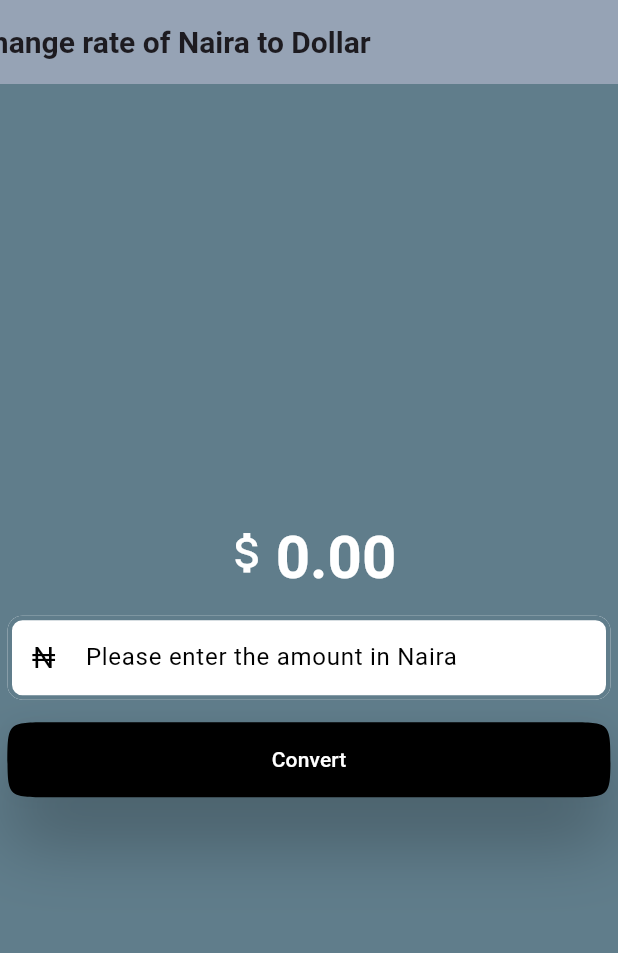
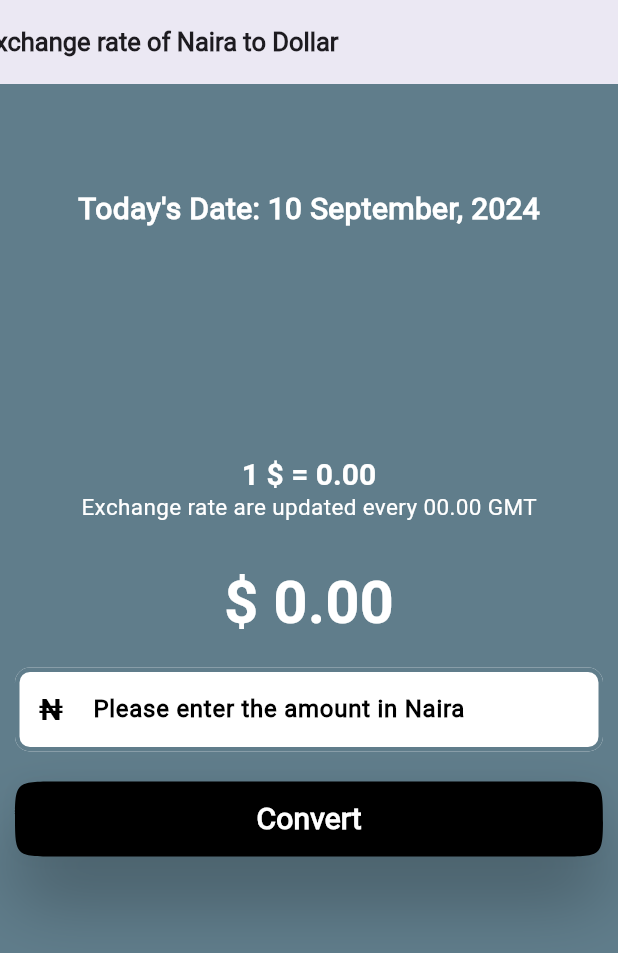
Before and after one commit to Fnboy100/Currency_Converter_App, a Flutter app: the screen it shows after launch, after a tap on "Convert", on a phone screen of 412 x 824 dp. Shown: the top 953 px of the screen. Run offline on Flutter 3.47's test engine with Material 3 defaults, Android fonts, the phone set to English and light mode, and no system bars; our stand-ins replace flutter_secure_storage, logger; network calls fail; Roboto replaces fonts that are missing (RalewayVariable).

```diff
--- a/main_file/analysis_options.yaml
+++ b/main_file/analysis_options.yaml
@@ -7,7 +7,7 @@
 
 # The following line activates a set of recommended lints for Flutter apps,
 # packages, and plugins designed to encourage good coding practices.
-include: package:flutter_lints/flutter.yaml
+#include: package:flutter_lints/flutter.yaml
 
 linter:
   # The lint rules applied to this project can be customized in the
--- a/main_file/lib/MaterialPage/UtilityMaterialPage/moving_text.dart
+++ b/main_file/lib/MaterialPage/UtilityMaterialPage/moving_text.dart
@@ -55,7 +55,7 @@ class _MovingTextState
         },
         child: Text(
            "Real-time exchange rate of Naira to Dollar",
-          style: TextStyle(fontSize: 20, fontWeight: FontWeight.bold),
+          style: TextStyle(fontSize: 17.0, fontWeight: FontWeight.bold),
         ),
       ),
     );
--- a/main_file/lib/MaterialPage/currency_converter_material_page.dart
+++ b/main_file/lib/MaterialPage/currency_converter_material_page.dart
@@ -1,5 +1,7 @@
 import 'dart:async';
 import 'package:flutter/material.dart';
+import 'package:intl/intl.dart';
+import 'package:logger/logger.dart';
 import 'package:main_file/api/get_exchangerate.dart';
 import 'package:main_file/MaterialPage/UtilityMaterialPage/moving_text.dart';
 
@@ -11,47 +13,119 @@ class CurrencyConverterMaterialPage
       {super.key,
       required this.apikey});
   @override
-  CurrencyConverterMaterialPageState
-      createState() =>
+  CurrencyConverterMaterialPageState createState() =>
       CurrencyConverterMaterialPageState();
-
 }
 
 class CurrencyConverterMaterialPageState
     extends State<CurrencyConverterMaterialPage> {
-
   late GetExchangeRateData
       getExchangeRateData;
-
-  double
+  late double
       exchangeRate =
       0.0;
-
   double
       result =
       0.0;
-
   final TextEditingController
       textEditingController =
       TextEditingController();
-
+  late String
+      updatedDateTime;
   Timer?
       resetTimer;
+  Timer?
+      updateTimer;
+  Timer?
+      dateTimeTimer;
+
+  final Logger
+      logger =
+      Logger(
+    printer:
+        PrettyPrinter(),
+  );
 
   @override
-  void initState() {
+  void
+      initState() {
     super.initState();
-    getExchangeRateData = GetExchangeRateData(widget.apikey);
+    _setDateTime();
+    _startDateTimeUpdate();
   }
 
   void
-      _convertValue() async {
-    double
-        rate =
-        await getExchangeRateData.fetchExchangeRate();
-    exchangeRate =
-        rate;
+      _setDateTime() {
+    DateTime
+        now =
+        DateTime.now().toLocal();
+    DateFormat
+        formatter =
+        DateFormat('d MMMM, yyyy');
+    String
+        initialDateTime =
+        formatter.format(now);
 
+    setState(() {
+      updatedDateTime = initialDateTime;
+    });
+
+    _initializeTimer();
+  }
+
+  void
+      _startDateTimeUpdate() {
+    dateTimeTimer =
+        Timer.periodic(const Duration(hours: 23), (Timer timer) {
+      _setDateTime();
+    });
+  }
+
+  void
+      _initializeTimer() async {
+    await _updateExchangeRate();
+
+    _scheduleUpdateAtMidnightGMT();
+  }
+
+  void
+      _scheduleUpdateAtMidnightGMT() {
+    DateTime
+        now =
+        DateTime.now().toUtc();
+    DateTime
+        nextMidnight =
+        DateTime(now.year, now.month, now.day + 1);
+    Duration
+        timeUntilMidnight =
+        nextMidnight.difference(now);
+
+    updateTimer =
+        Timer(timeUntilMidnight, () async {
+      await _updateExchangeRate();
+
+      updateTimer = Timer.periodic(const Duration(hours: 24), (Timer timer) async {
+        await _updateExchangeRate();
+      });
+    });
+  }
+
+  Future<void>
+      _updateExchangeRate() async {
+    try {
+      getExchangeRateData = GetExchangeRateData(widget.apikey);
+      double updatedRate = await getExchangeRateData.fetchExchangeRate();
+
+      setState(() {
+        exchangeRate = updatedRate;
+      });
+    } catch (e) {
+      logger.e("Error fetching exchange rate: $e");
+    }
+  }
+
+  void
+      _convertValue() {
     if (resetTimer !=
         null) {
       resetTimer!.cancel();
@@ -82,6 +156,8 @@ class CurrencyConverterMaterialPageState
   void
       dispose() {
     resetTimer?.cancel();
+    updateTimer?.cancel();
+    dateTimeTimer?.cancel();
     textEditingController.dispose();
     super.dispose();
   }
@@ -95,44 +171,83 @@ class CurrencyConverterMaterialPageState
     return Scaffold(
       backgroundColor: Colors.blueGrey,
       appBar: AppBar(
-        backgroundColor: Colors.white38,
+        backgroundColor: Colors.white,
         elevation: 10,
         title: MovingText(),
         centerTitle: true,
       ),
-      body: Center(
+      body: SingleChildScrollView(
+        child: SizedBox(
+          height: MediaQuery.of(context).size.height,
+          child: Center(
             child: Column(
               mainAxisAlignment: MainAxisAlignment.center,
               children: [
+                const SizedBox(
+                  height: 10.0,
+                ),
+                Text(
+                  "Today's Date: $updatedDateTime",
+                  style: const TextStyle(color: Colors.white, fontSize: 20.0, fontWeight: FontWeight.w800),
+                ),
+                const SizedBox(
+                  height: 150.0,
+                ),
                 RichText(
+                  textAlign: TextAlign.center,
                   text: TextSpan(
                     children: [
-                  WidgetSpan(
-                    child: Container(
-                      margin: const EdgeInsets.only(right: 1.0),
-                      child: const Icon(Icons.attach_money, size: 35, color: Colors.white),
-                    ),
-                    alignment: PlaceholderAlignment.baseline,
-                    baseline: TextBaseline.alphabetic,
+                      const TextSpan(
+                        text: '1 \$ = ',
+                        style: TextStyle(color: Colors.white, fontSize: 20.0, fontWeight: FontWeight.w600),
                       ),
                       TextSpan(
-                    text: result.toStringAsFixed(2),
-                    style: const TextStyle(color: Colors.white, fontSize: 40.0, fontWeight: FontWeight.bold),
+                        text: exchangeRate.toStringAsFixed(2),
+                        style: const TextStyle(
+                          color: Colors.white,
+                          fontSize: 20.0,
+                          fontWeight: FontWeight.w400,
+                        ),
                       ),
                     ],
                   ),
                 ),
+                const Center(
+                  child: Text(
+                    "Exchange rate are updated every 00.00 GMT",
+                    style: TextStyle(color: Colors.white, fontSize: 15.0, fontWeight: FontWeight.w500),
+                  ),
+                ),
+                const SizedBox(
+                  height: 30.0,
+                ),
+                RichText(
+                  textAlign: TextAlign.center,
+                  text: TextSpan(
+                    children: [
+                      const TextSpan(
+                        text: '\$ ',
+                        style: TextStyle(color: Colors.white, fontSize: 40.0, fontWeight: FontWeight.w600),
+                      ),
+                      TextSpan(
+                        text: result.toStringAsFixed(2),
+                        style: const TextStyle(color: Colors.white, fontSize: 40.0, fontWeight: FontWeight.w600),
+                      ),
+                    ],
+                  ),
+                ),
+                const SizedBox(
+                  height: 20.0,
+                ),
                 Container(
-              padding: const EdgeInsets.only(left: 5.0, right: 5.0, top: 15, bottom: 15),
+                  padding: const EdgeInsets.only(left: 10.0, right: 10.0),
                   child: TextField(
                     controller: textEditingController,
                     decoration: InputDecoration(
                       hintText: "Please enter the amount in Naira",
-                  hintStyle: const TextStyle(
-                    color: Colors.black,
-                  ),
+                      hintStyle: const TextStyle(color: Colors.black, fontWeight: FontWeight.w600),
                       prefixIcon: const Icon(
-                    IconData(0x20A6, fontFamily: "RalewayVariable"),
+                        IconData(0x20A6, fontFamily: "Roboto"),
                         size: 20,
                       ),
                       prefixIconColor: Colors.black,
@@ -146,8 +261,11 @@ class CurrencyConverterMaterialPageState
                     ),
                   ),
                 ),
+                const SizedBox(
+                  height: 20,
+                ),
                 Padding(
-              padding: const EdgeInsets.only(left: 5.0, right: 5.0),
+                  padding: const EdgeInsets.only(left: 10.0, right: 10.0),
                   child: ElevatedButton(
                       onPressed: () {
                         _convertValue();
@@ -163,9 +281,15 @@ class CurrencyConverterMaterialPageState
                       ),
                       child: const Text(
                         "Convert",
+                        style: TextStyle(fontSize: 20, fontWeight: FontWeight.w600),
                       )),
                 ),
+                const SizedBox(
+                  height: 250.0,
+                ),
               ],
+            ),
+          ),
         ),
       ),
     );
--- /dev/null
+++ b/main_file/lib/api/storage/apikeys/api_config_key.dart
@@ -0,0 +1,4 @@
+class ApiKeys {
+  static const String exchangeRateKey =
+      '60a164d0fcf7dd8e0e6bfafb';
+}
--- a/main_file/lib/api/storage/securestorageservice.dart
+++ b/main_file/lib/api/storage/securestorageservice.dart
@@ -1,13 +1,14 @@
 
 import 'package:flutter_secure_storage/flutter_secure_storage.dart';
+import 'package:main_file/api/storage/apikeys/api_config_key.dart';
 
 class SecureStorageService {
 
   final FlutterSecureStorage _storage = const FlutterSecureStorage();
 
 
-  Future<void> storeApiKey() async {
-    await _storage.write(key: 'api_exchangerate_key', value: '60a164d0fcf7dd8e0e6bfafb');
+  Future<void> storeApiKey(String key) async {
+    await _storage.write(key: 'api_exchangerate_key', value: ApiKeys.exchangeRateKey);
   }
 
 
--- a/main_file/lib/main.dart
+++ b/main_file/lib/main.dart
@@ -1,25 +1,35 @@
 import 'package:flutter/material.dart';
 import 'package:main_file/MaterialPage/currency_converter_material_page.dart';
+import 'package:main_file/api/storage/apikeys/api_config_key.dart';
 import 'package:main_file/api/storage/securestorageservice.dart';
 import 'package:main_file/config/appconfig.dart';
 
 void
     main() async {
+  WidgetsFlutterBinding
+      .ensureInitialized();
+
   const String
       flavor =
       String.fromEnvironment('FLAVOR', defaultValue: 'prod');
+  try {
+    final SecureStorageService
+        secureStorage =
+        SecureStorageService();
+    await secureStorage.storeApiKey(ApiKeys.exchangeRateKey);
+     print('Stored API key...');
 
-      final SecureStorageService
-      secureStorage =
-      SecureStorageService();
-  await secureStorage.storeApiKey();
+    AppConfig
+        config =
+        await fetchAppConfig(flavor);
+        print('App config fetched: ${config.apiUrl}');
 
-  AppConfig
-      config =
-      await fetchAppConfig(flavor);
 
-  runApp(
-      MyApp(config: config));
+    runApp(MyApp(config: config));
+  } catch (e) {
+    print('Error during initialization: $e');
+    // Handle initialization error, maybe display an error page
+  }
 }
 
 // Type of state
@@ -49,6 +59,9 @@ class MyApp
         apikey: config.apiUrl,
       ),
       title: "Real-time exchange rate of Naira to Dollar",
+      theme: ThemeData(
+        fontFamily: "RobotoRegular",
+      ),
     );
   }
 }
```
Also changed, not shown: main_file/pubspec.yaml (+30 -3 lines), main_file/asset/app_store.png (added), main_file/asset/fonts/Raleway-Bold.ttf (added), main_file/asset/fonts/Raleway-Italic-VariableFont_wght.ttf (deleted), main_file/asset/fonts/Raleway-Medium.ttf (added), main_file/asset/fonts/Raleway-Regular.ttf (added), main_file/asset/fonts/Raleway-SemiBold.ttf (added), main_file/asset/fonts/Raleway-VariableFont_wght.ttf (deleted), main_file/asset/fonts/roboto/Roboto-Bold.ttf (added), main_file/asset/fonts/roboto/Roboto-Regular.ttf (added), main_file/pubspec.lock, 10 other files. Lines whose indentation alone changed are shown as unchanged.
